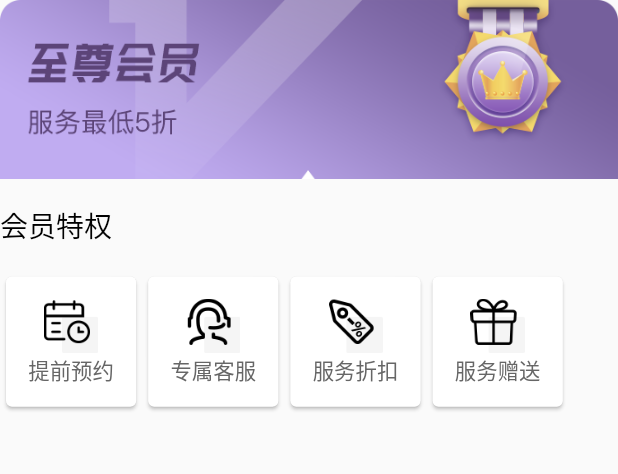
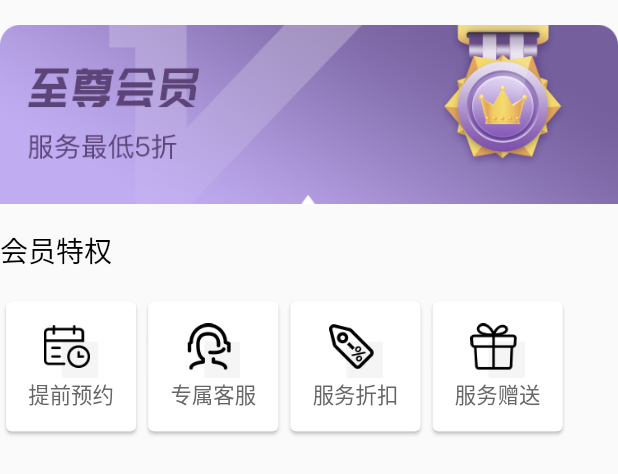
Before and after one commit to laichengs/app, a Flutter app: the VipTop widget shown alone on an empty page, opened directly with empty values, on a phone screen of 412 x 824 dp. Shown: the top 474 px of the screen. Run offline on Flutter 3.47's test engine with Material 2 defaults, Android fonts, the phone set to English and light mode, and no system bars; our stand-ins replace cached_network_image, dio, flutter_screenutil, flutter_swiper, pull_to_refresh, shared_preferences; accounts and stored records are empty; network calls fail; statements that could not run were skipped.

Commit message:
会员充值页面吸顶效果完成

```diff
--- a/lib/pages/VipPage/vip.dart
+++ b/lib/pages/VipPage/vip.dart
@@ -95,9 +95,10 @@ class _VipPageState extends State<VipPage> {
                 child: Text('加载中...'),
               )
             : Container(
+                width: ScreenUtil().setWidth(750),
                 decoration: BoxDecoration(color: Colors.white),
-                width: ScreenUtil().setWidth(750),
-                padding: EdgeInsets.all(ScreenUtil().setWidth(30)),
+                padding: EdgeInsets.fromLTRB(ScreenUtil().setWidth(30), 0,
+                    ScreenUtil().setWidth(30), ScreenUtil().setWidth(30)),
                 child: NestedScrollView(
                   headerSliverBuilder: (context, inner) {
                     return [
--- a/lib/pages/VipPage/vip_top.dart
+++ b/lib/pages/VipPage/vip_top.dart
@@ -31,6 +31,7 @@ class _VipTopState extends State<VipTop> {
   Widget build(BuildContext context) {
     // TODO: implement build
     return Container(
+      padding: EdgeInsets.only(top: ScreenUtil().setWidth(30)),
       child: Column(
         children: <Widget>[
           Image.asset(
```
